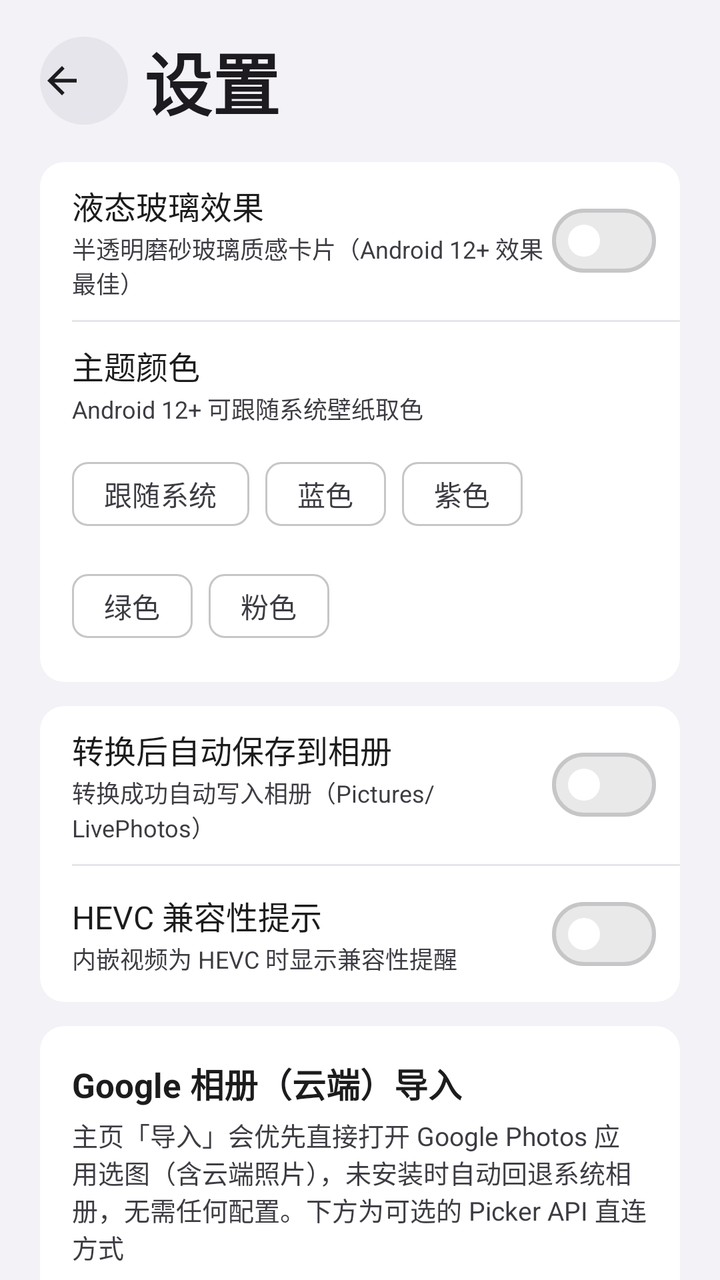
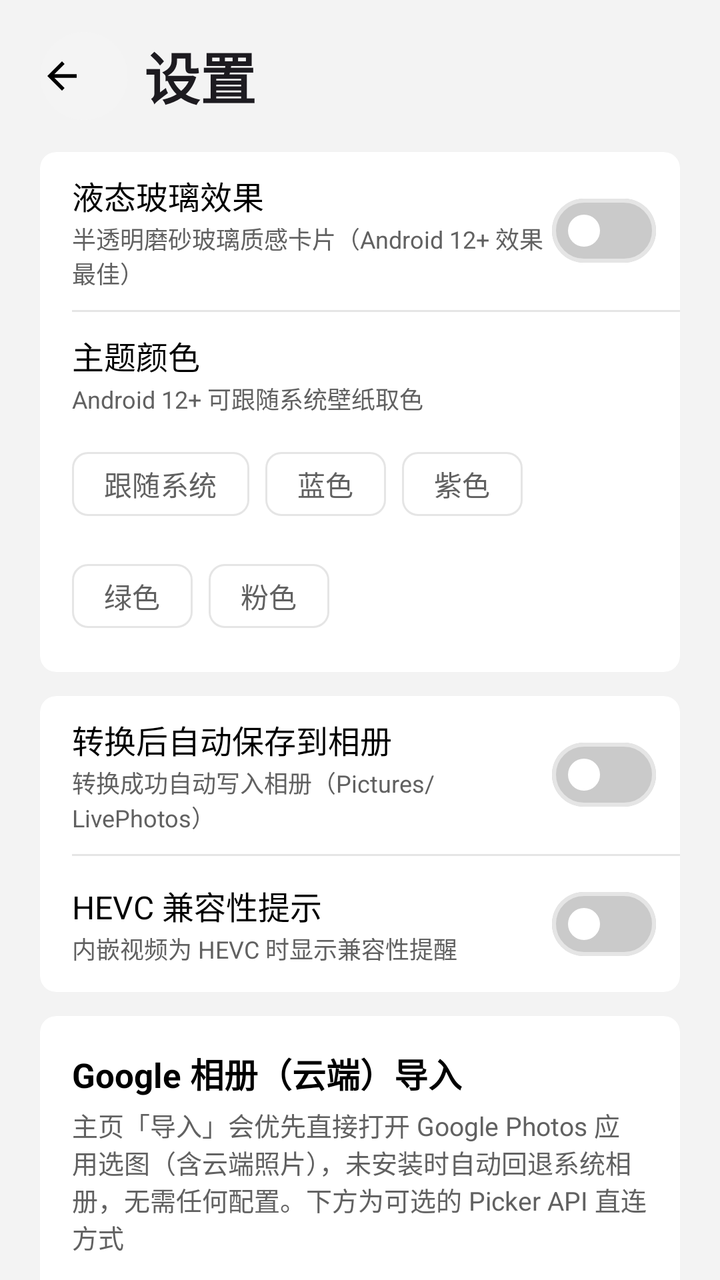

The first picture is an Android layout as it rendered before a commit; the second is the same layout after the commit. The layout source and the unified diff follow.
<!-- AndroidManifest.xml: application theme AppTheme -->
<!-- res/layout/activity_settings.xml -->
<?xml version="1.0" encoding="utf-8"?>
<androidx.core.widget.NestedScrollView xmlns:android="http://schemas.android.com/apk/res/android"
    xmlns:app="http://schemas.android.com/apk/res-auto"
    android:layout_width="match_parent"
    android:layout_height="match_parent"
    android:fillViewport="true"
    android:background="?android:attr/colorBackground">

    <LinearLayout
        android:layout_width="match_parent"
        android:layout_height="wrap_content"
        android:orientation="vertical"
        android:paddingStart="20dp"
        android:paddingEnd="20dp"
        android:paddingTop="16dp"
        android:paddingBottom="32dp">

        
        <LinearLayout
            android:layout_width="match_parent"
            android:layout_height="wrap_content"
            android:orientation="horizontal"
            android:gravity="center_vertical">

            <com.google.android.material.button.MaterialButton
                android:id="@+id/btnBack"
                style="@style/iOSIconButton"
                android:layout_width="44dp"
                android:layout_height="44dp"
                android:insetLeft="0dp"
                android:insetTop="0dp"
                android:insetRight="0dp"
                android:insetBottom="0dp"
                android:padding="0dp"
                app:icon="@drawable/ic_back"
                app:iconSize="22dp" />

            <TextView
                android:layout_width="0dp"
                android:layout_height="wrap_content"
                android:layout_weight="1"
                android:layout_marginStart="8dp"
                android:text="@string/settings_title"
                android:textSize="34sp"
                android:textStyle="bold"
                android:textColor="?attr/colorOnBackground"
                android:includeFontPadding="false" />
        </LinearLayout>

        
        <com.google.android.material.card.MaterialCardView
            android:id="@+id/cardAppearance"
            android:layout_width="match_parent"
            android:layout_height="wrap_content"
            android:layout_marginTop="16dp"
            app:cardCornerRadius="12dp"
            app:cardElevation="0dp"
            app:strokeWidth="0dp">

            <LinearLayout
                android:layout_width="match_parent"
                android:layout_height="wrap_content"
                android:orientation="vertical">

                
                <LinearLayout
                    android:layout_width="match_parent"
                    android:layout_height="wrap_content"
                    android:orientation="horizontal"
                    android:gravity="center_vertical"
                    android:paddingStart="16dp"
                    android:paddingEnd="12dp"
                    android:paddingTop="10dp"
                    android:paddingBottom="10dp">

                    <LinearLayout
                        android:layout_width="0dp"
                        android:layout_height="wrap_content"
                        android:layout_weight="1"
                        android:orientation="vertical">

                        <TextView
                            android:layout_width="match_parent"
                            android:layout_height="wrap_content"
                            android:text="@string/settings_liquid_glass"
                            android:textSize="16sp"
                            android:textColor="?attr/colorOnSurface" />

                        <TextView
                            android:layout_width="match_parent"
                            android:layout_height="wrap_content"
                            android:layout_marginTop="1dp"
                            android:text="@string/settings_liquid_glass_desc"
                            android:textSize="12sp"
                            android:textColor="?attr/colorOnSurfaceVariant" />
                    </LinearLayout>

                    <com.google.android.material.materialswitch.MaterialSwitch
                        android:id="@+id/switchLiquidGlass"
                        android:layout_width="wrap_content"
                        android:layout_height="wrap_content"
                        app:thumbTint="@color/ios_switch_thumb"
                        app:trackTint="@color/ios_switch_track" />
                </LinearLayout>

                <View
                    android:layout_width="match_parent"
                    android:layout_height="1dp"
                    android:layout_marginStart="16dp"
                    android:background="?attr/colorOutlineVariant" />

                
                <LinearLayout
                    android:layout_width="match_parent"
                    android:layout_height="wrap_content"
                    android:orientation="vertical"
                    android:paddingStart="16dp"
                    android:paddingEnd="16dp"
                    android:paddingTop="10dp"
                    android:paddingBottom="14dp">

                    <TextView
                        android:layout_width="match_parent"
                        android:layout_height="wrap_content"
                        android:text="@string/settings_theme"
                        android:textSize="16sp"
                        android:textColor="?attr/colorOnSurface" />

                    <TextView
                        android:layout_width="match_parent"
                        android:layout_height="wrap_content"
                        android:layout_marginTop="1dp"
                        android:text="@string/settings_theme_desc"
                        android:textSize="12sp"
                        android:textColor="?attr/colorOnSurfaceVariant" />

                    <com.google.android.material.chip.ChipGroup
                        android:id="@+id/themeGroup"
                        android:layout_width="match_parent"
                        android:layout_height="wrap_content"
                        android:layout_marginTop="10dp"
                        app:selectionRequired="true"
                        app:singleLine="false"
                        app:singleSelection="true">

                        <com.google.android.material.chip.Chip
                            android:id="@+id/chipThemeSystem"
                            style="@style/Widget.Material3.Chip.Filter"
                            android:layout_width="wrap_content"
                            android:layout_height="wrap_content"
                            android:text="@string/theme_system" />

                        <com.google.android.material.chip.Chip
                            android:id="@+id/chipThemeBlue"
                            style="@style/Widget.Material3.Chip.Filter"
                            android:layout_width="wrap_content"
                            android:layout_height="wrap_content"
                            android:text="@string/theme_blue" />

                        <com.google.android.material.chip.Chip
                            android:id="@+id/chipThemePurple"
                            style="@style/Widget.Material3.Chip.Filter"
                            android:layout_width="wrap_content"
                            android:layout_height="wrap_content"
                            android:text="@string/theme_purple" />

                        <com.google.android.material.chip.Chip
                            android:id="@+id/chipThemeGreen"
                            style="@style/Widget.Material3.Chip.Filter"
                            android:layout_width="wrap_content"
                            android:layout_height="wrap_content"
                            android:text="@string/theme_green" />

                        <com.google.android.material.chip.Chip
                            android:id="@+id/chipThemePink"
                            style="@style/Widget.Material3.Chip.Filter"
                            android:layout_width="wrap_content"
                            android:layout_height="wrap_content"
                            android:text="@string/theme_pink" />
                    </com.google.android.material.chip.ChipGroup>
                </LinearLayout>
            </LinearLayout>
        </com.google.android.material.card.MaterialCardView>

        
        <com.google.android.material.card.MaterialCardView
            android:id="@+id/cardBehavior"
            android:layout_width="match_parent"
            android:layout_height="wrap_content"
            android:layout_marginTop="12dp"
            app:cardCornerRadius="12dp"
            app:cardElevation="0dp"
            app:strokeWidth="0dp">

            <LinearLayout
                android:layout_width="match_parent"
                android:layout_height="wrap_content"
                android:orientation="vertical">

                
                <LinearLayout
                    android:layout_width="match_parent"
                    android:layout_height="wrap_content"
                    android:orientation="horizontal"
                    android:gravity="center_vertical"
                    android:paddingStart="16dp"
                    android:paddingEnd="12dp"
                    android:paddingTop="10dp"
                    android:paddingBottom="10dp">

                    <LinearLayout
                        android:layout_width="0dp"
                        android:layout_height="wrap_content"
                        android:layout_weight="1"
                        android:orientation="vertical">

                        <TextView
                            android:layout_width="match_parent"
                            android:layout_height="wrap_content"
                            android:text="@string/settings_auto_save"
                            android:textSize="16sp"
                            android:textColor="?attr/colorOnSurface" />

                        <TextView
                            android:layout_width="match_parent"
                            android:layout_height="wrap_content"
                            android:layout_marginTop="1dp"
                            android:text="@string/settings_auto_save_desc"
                            android:textSize="12sp"
                            android:textColor="?attr/colorOnSurfaceVariant" />
                    </LinearLayout>

                    <com.google.android.material.materialswitch.MaterialSwitch
                        android:id="@+id/switchAutoSave"
                        android:layout_width="wrap_content"
                        android:layout_height="wrap_content"
                        app:thumbTint="@color/ios_switch_thumb"
                        app:trackTint="@color/ios_switch_track" />
                </LinearLayout>

                <View
                    android:layout_width="match_parent"
                    android:layout_height="1dp"
                    android:layout_marginStart="16dp"
                    android:background="?attr/colorOutlineVariant" />

                
                <LinearLayout
                    android:layout_width="match_parent"
                    android:layout_height="wrap_content"
                    android:orientation="horizontal"
                    android:gravity="center_vertical"
                    android:paddingStart="16dp"
                    android:paddingEnd="12dp"
                    android:paddingTop="10dp"
                    android:paddingBottom="10dp">

                    <LinearLayout
                        android:layout_width="0dp"
                        android:layout_height="wrap_content"
                        android:layout_weight="1"
                        android:orientation="vertical">

                        <TextView
                            android:layout_width="match_parent"
                            android:layout_height="wrap_content"
                            android:text="@string/settings_hevc_hint"
                            android:textSize="16sp"
                            android:textColor="?attr/colorOnSurface" />

                        <TextView
                            android:layout_width="match_parent"
                            android:layout_height="wrap_content"
                            android:layout_marginTop="1dp"
                            android:text="@string/settings_hevc_hint_desc"
                            android:textSize="12sp"
                            android:textColor="?attr/colorOnSurfaceVariant" />
                    </LinearLayout>

                    <com.google.android.material.materialswitch.MaterialSwitch
                        android:id="@+id/switchHevcHint"
                        android:layout_width="wrap_content"
                        android:layout_height="wrap_content"
                        app:thumbTint="@color/ios_switch_thumb"
                        app:trackTint="@color/ios_switch_track" />
                </LinearLayout>
            </LinearLayout>
        </com.google.android.material.card.MaterialCardView>

        
        <com.google.android.material.card.MaterialCardView
            android:id="@+id/cardGoogle"
            android:layout_width="match_parent"
            android:layout_height="wrap_content"
            android:layout_marginTop="12dp"
            app:cardCornerRadius="12dp"
            app:cardElevation="0dp"
            app:strokeWidth="0dp">

            <LinearLayout
                android:layout_width="match_parent"
                android:layout_height="wrap_content"
                android:orientation="vertical"
                android:padding="16dp">

                <TextView
                    android:layout_width="match_parent"
                    android:layout_height="wrap_content"
                    android:text="@string/settings_google_title"
                    android:textSize="17sp"
                    android:textStyle="bold"
                    android:textColor="?attr/colorOnSurface" />

                <TextView
                    android:layout_width="match_parent"
                    android:layout_height="wrap_content"
                    android:layout_marginTop="4dp"
                    android:text="@string/settings_google_desc"
                    android:textSize="13sp"
                    android:textColor="?attr/colorOnSurfaceVariant" />

                <com.google.android.material.textfield.TextInputLayout
                    android:id="@+id/inputClientIdLayout"
                    android:layout_width="match_parent"
                    android:layout_height="wrap_content"
                    android:layout_marginTop="14dp"
                    android:hint="@string/settings_google_client_id"
                    app:boxBackgroundMode="outline"
                    style="@style/Widget.Material3.TextInputLayout.OutlinedBox">

                    <com.google.android.material.textfield.TextInputEditText
                        android:id="@+id/inputClientId"
                        android:layout_width="match_parent"
                        android:layout_height="wrap_content"
                        android:inputType="text"
                        android:singleLine="true" />
                </com.google.android.material.textfield.TextInputLayout>

                <com.google.android.material.textfield.TextInputLayout
                    android:id="@+id/inputClientSecretLayout"
                    android:layout_width="match_parent"
                    android:layout_height="wrap_content"
                    android:layout_marginTop="8dp"
                    android:hint="@string/settings_google_client_secret"
                    app:boxBackgroundMode="outline"
                    style="@style/Widget.Material3.TextInputLayout.OutlinedBox">

                    <com.google.android.material.textfield.TextInputEditText
                        android:id="@+id/inputClientSecret"
                        android:layout_width="match_parent"
                        android:layout_height="wrap_content"
                        android:inputType="textPassword"
                        android:singleLine="true" />
                </com.google.android.material.textfield.TextInputLayout>

                <com.google.android.material.textfield.TextInputLayout
                    android:id="@+id/inputApiKeyLayout"
                    android:layout_width="match_parent"
                    android:layout_height="wrap_content"
                    android:layout_marginTop="8dp"
                    android:hint="@string/settings_google_api_key"
                    app:boxBackgroundMode="outline"
                    style="@style/Widget.Material3.TextInputLayout.OutlinedBox">

                    <com.google.android.material.textfield.TextInputEditText
                        android:id="@+id/inputApiKey"
                        android:layout_width="match_parent"
                        android:layout_height="wrap_content"
                        android:inputType="text"
                        android:singleLine="true" />
                </com.google.android.material.textfield.TextInputLayout>

                <TextView
                    android:layout_width="match_parent"
                    android:layout_height="wrap_content"
                    android:layout_marginTop="14dp"
                    android:text="@string/settings_google_guide"
                    android:textSize="12sp"
                    android:textColor="?attr/colorOnSurfaceVariant"
                    android:lineSpacingExtra="3dp" />
            </LinearLayout>
        </com.google.android.material.card.MaterialCardView>
    </LinearLayout>
</androidx.core.widget.NestedScrollView>
<!-- resources referenced by this layout -->
<resources>
  <!-- drawable ic_back (drawable) -->
  <?xml version="1.0" encoding="utf-8"?>
  <vector xmlns:android="http://schemas.android.com/apk/res/android"
      android:width="24dp"
      android:height="24dp"
      android:viewportWidth="24"
      android:viewportHeight="24">
      <path
          android:fillColor="#FF000000"
          android:pathData="M20,11H7.83l5.59,-5.59L12,4l-8,8 8,8 1.41,-1.41L7.83,13H20v-2z" />
  </vector>
  <string name="settings_auto_save">转换后自动保存到相册</string>
  <string name="settings_auto_save_desc">转换成功自动写入相册（Pictures/LivePhotos）</string>
  <string name="settings_google_api_key">API Key（可选）</string>
  <string name="settings_google_client_id">OAuth 客户端 ID（必填）</string>
  <string name="settings_google_client_secret">客户端密钥（可选，PKCE 模式可不填）</string>
  <string name="settings_google_desc">主页「导入」会优先直接打开 Google Photos 应用选图（含云端照片），未安装时自动回退系统相册，无需任何配置。下方为可选的 Picker API 直连方式</string>
  <string name="settings_google_guide">可选配置（一般不需要）：\n1. 打开 console.cloud.google.com，新建项目\n2. 「APIs &amp; Services → Library」搜索并启用 Google Photos Picker API\n3. 「APIs &amp; Services → OAuth consent screen」填应用名，把你的 Google 账号加为测试用户\n4. 「Credentials → Create credentials → OAuth client ID」，类型选「Web application」，Authorized redirect URIs 填：\nsbbeylivephoto://oauth2callback\n5. 把 Client ID 复制到上方输入框（若换 token 报错，再把 Client secret 填上）\n6. 用于 Picker API 直连方式导入云端照片</string>
  <string name="settings_google_title">Google 相册（云端）导入</string>
  <string name="settings_hevc_hint">HEVC 兼容性提示</string>
  <string name="settings_hevc_hint_desc">内嵌视频为 HEVC 时显示兼容性提醒</string>
  <string name="settings_liquid_glass">液态玻璃效果</string>
  <string name="settings_liquid_glass_desc">半透明磨砂玻璃质感卡片（Android 12+ 效果最佳）</string>
  <string name="settings_theme">主题颜色</string>
  <string name="settings_theme_desc">Android 12+ 可跟随系统壁纸取色</string>
  <string name="settings_title">设置</string>
  <string name="theme_blue">蓝色</string>
  <string name="theme_green">绿色</string>
  <string name="theme_pink">粉色</string>
  <string name="theme_purple">紫色</string>
  <string name="theme_system">跟随系统</string>
  <style name="iOSIconButton" parent="Widget.Material3.Button.IconButton.Filled.Tonal">
          <item name="backgroundTint">@color/ios_icon_btn_bg</item>
          <item name="iconTint">@color/ios_icon_btn_fg</item>
          <item name="android:elevation">0dp</item>
          <item name="android:stateListAnimator">@null</item>
      </style>
  <style name="AppThemeBase" parent="Theme.Material3.DayNight.NoActionBar">
          <item name="android:statusBarColor">@android:color/transparent</item>
          <item name="android:windowLightStatusBar">true</item>
          <item name="android:navigationBarColor">@android:color/transparent</item>
          <item name="android:windowLayoutInDisplayCutoutMode">shortEdges</item>
      </style>
  <color name="md_light_primary">#007AFF</color>
  <color name="md_light_onPrimary">#FFFFFF</color>
  <color name="md_light_primaryContainer">#E5F1FF</color>
  <color name="md_light_onPrimaryContainer">#00305C</color>
  <color name="md_light_secondary">#8E8E93</color>
  <color name="md_light_onSecondary">#FFFFFF</color>
  <color name="md_light_secondaryContainer">#F2F2F7</color>
  <color name="md_light_onSecondaryContainer">#3C3C43</color>
  <color name="md_light_tertiary">#FF9500</color>
  <color name="md_light_onTertiary">#FFFFFF</color>
  <color name="md_light_tertiaryContainer">#FFE9D1</color>
  <color name="md_light_onTertiaryContainer">#4A2C00</color>
  <color name="md_light_error">#FF3B30</color>
  <color name="md_light_onError">#FFFFFF</color>
  <color name="md_light_background">#F2F2F7</color>
  <color name="md_light_surface">#FFFFFF</color>
  <color name="md_light_onSurface">#1C1C1E</color>
  <color name="md_light_surfaceVariant">#F2F2F7</color>
  <color name="md_light_onSurfaceVariant">#3C3C43</color>
  <color name="md_light_outline">#C6C6C8</color>
  <color name="md_light_outlineVariant">#E5E5EA</color>
  <!-- unchanged entries left out for length: 1 -->
</resources>

<!-- the commit's change to res/layout/activity_settings.xml (unified diff, before → after) -->
@@ -24,7 +24,7 @@
 
             <com.google.android.material.button.MaterialButton
                 android:id="@+id/btnBack"
-                style="@style/iOSIconButton"
+                style="@style/FluentIconButton"
                 android:layout_width="44dp"
                 android:layout_height="44dp"
                 android:insetLeft="0dp"
@@ -41,7 +41,7 @@
                 android:layout_weight="1"
                 android:layout_marginStart="8dp"
                 android:text="@string/settings_title"
-                android:textSize="34sp"
+                android:textSize="28sp"
                 android:textStyle="bold"
                 android:textColor="?attr/colorOnBackground"
                 android:includeFontPadding="false" />
@@ -53,7 +53,7 @@
             android:layout_width="match_parent"
             android:layout_height="wrap_content"
             android:layout_marginTop="16dp"
-            app:cardCornerRadius="12dp"
+            app:cardCornerRadius="8dp"
             app:cardElevation="0dp"
             app:strokeWidth="0dp">
 
@@ -99,8 +99,8 @@
                         android:id="@+id/switchLiquidGlass"
                         android:layout_width="wrap_content"
                         android:layout_height="wrap_content"
-                        app:thumbTint="@color/ios_switch_thumb"
-                        app:trackTint="@color/ios_switch_track" />
+                        app:thumbTint="@color/fluent_switch_thumb"
+                        app:trackTint="@color/fluent_switch_track" />
                 </LinearLayout>
 
                 <View
@@ -188,7 +188,7 @@
             android:layout_width="match_parent"
             android:layout_height="wrap_content"
             android:layout_marginTop="12dp"
-            app:cardCornerRadius="12dp"
+            app:cardCornerRadius="8dp"
             app:cardElevation="0dp"
             app:strokeWidth="0dp">
 
@@ -234,8 +234,8 @@
                         android:id="@+id/switchAutoSave"
                         android:layout_width="wrap_content"
                         android:layout_height="wrap_content"
-                        app:thumbTint="@color/ios_switch_thumb"
-                        app:trackTint="@color/ios_switch_track" />
+                        app:thumbTint="@color/fluent_switch_thumb"
+                        app:trackTint="@color/fluent_switch_track" />
                 </LinearLayout>
 
                 <View
@@ -281,8 +281,8 @@
                         android:id="@+id/switchHevcHint"
                         android:layout_width="wrap_content"
                         android:layout_height="wrap_content"
-                        app:thumbTint="@color/ios_switch_thumb"
-                        app:trackTint="@color/ios_switch_track" />
+                        app:thumbTint="@color/fluent_switch_thumb"
+                        app:trackTint="@color/fluent_switch_track" />
                 </LinearLayout>
             </LinearLayout>
         </com.google.android.material.card.MaterialCardView>
@@ -293,7 +293,7 @@
             android:layout_width="match_parent"
             android:layout_height="wrap_content"
             android:layout_marginTop="12dp"
-            app:cardCornerRadius="12dp"
+            app:cardCornerRadius="8dp"
             app:cardElevation="0dp"
             app:strokeWidth="0dp">
 
<!-- resource entries referenced after the edit -->
@@ -31,9 +31,9 @@
   <string name="theme_pink">粉色</string>
   <string name="theme_purple">紫色</string>
   <string name="theme_system">跟随系统</string>
-  <style name="iOSIconButton" parent="Widget.Material3.Button.IconButton.Filled.Tonal">
-          <item name="backgroundTint">@color/ios_icon_btn_bg</item>
-          <item name="iconTint">@color/ios_icon_btn_fg</item>
+  <style name="FluentIconButton" parent="Widget.Material3.Button.IconButton.Filled.Tonal">
+          <item name="backgroundTint">@color/fluent_icon_btn_bg</item>
+          <item name="iconTint">@color/fluent_icon_btn_fg</item>
           <item name="android:elevation">0dp</item>
           <item name="android:stateListAnimator">@null</item>
       </style>
@@ -43,27 +43,27 @@
           <item name="android:navigationBarColor">@android:color/transparent</item>
           <item name="android:windowLayoutInDisplayCutoutMode">shortEdges</item>
       </style>
-  <color name="md_light_primary">#007AFF</color>
+  <color name="md_light_primary">#0078D4</color>
   <color name="md_light_onPrimary">#FFFFFF</color>
-  <color name="md_light_primaryContainer">#E5F1FF</color>
-  <color name="md_light_onPrimaryContainer">#00305C</color>
-  <color name="md_light_secondary">#8E8E93</color>
+  <color name="md_light_primaryContainer">#DFF1FF</color>
+  <color name="md_light_onPrimaryContainer">#003D5C</color>
+  <color name="md_light_secondary">#616161</color>
   <color name="md_light_onSecondary">#FFFFFF</color>
-  <color name="md_light_secondaryContainer">#F2F2F7</color>
-  <color name="md_light_onSecondaryContainer">#3C3C43</color>
-  <color name="md_light_tertiary">#FF9500</color>
+  <color name="md_light_secondaryContainer">#F3F3F3</color>
+  <color name="md_light_onSecondaryContainer">#616161</color>
+  <color name="md_light_tertiary">#FFB900</color>
   <color name="md_light_onTertiary">#FFFFFF</color>
-  <color name="md_light_tertiaryContainer">#FFE9D1</color>
+  <color name="md_light_tertiaryContainer">#FFF3D6</color>
   <color name="md_light_onTertiaryContainer">#4A2C00</color>
-  <color name="md_light_error">#FF3B30</color>
+  <color name="md_light_error">#C42B1C</color>
   <color name="md_light_onError">#FFFFFF</color>
-  <color name="md_light_background">#F2F2F7</color>
+  <color name="md_light_background">#F3F3F3</color>
   <color name="md_light_surface">#FFFFFF</color>
-  <color name="md_light_onSurface">#1C1C1E</color>
-  <color name="md_light_surfaceVariant">#F2F2F7</color>
-  <color name="md_light_onSurfaceVariant">#3C3C43</color>
-  <color name="md_light_outline">#C6C6C8</color>
-  <color name="md_light_outlineVariant">#E5E5EA</color>
+  <color name="md_light_onSurface">#000000</color>
+  <color name="md_light_surfaceVariant">#F3F3F3</color>
+  <color name="md_light_onSurfaceVariant">#616161</color>
+  <color name="md_light_outline">#E5E5E5</color>
+  <color name="md_light_outlineVariant">#E5E5E5</color>
   <!-- unchanged entries left out for length: 1 -->
 </resources>
 
